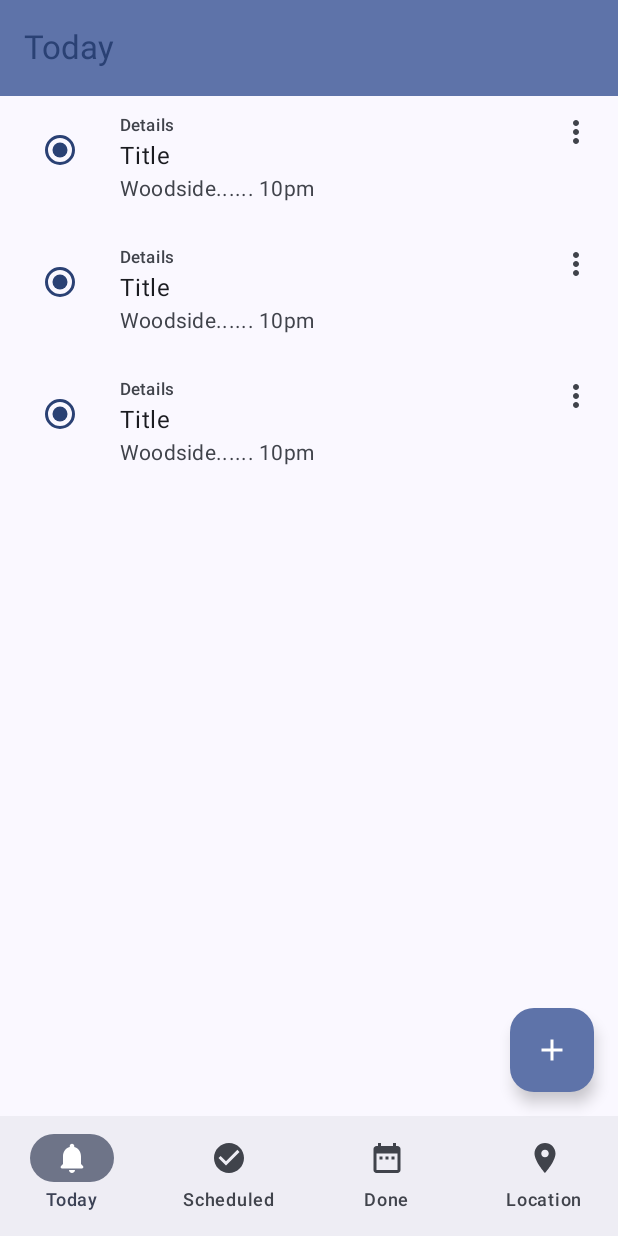
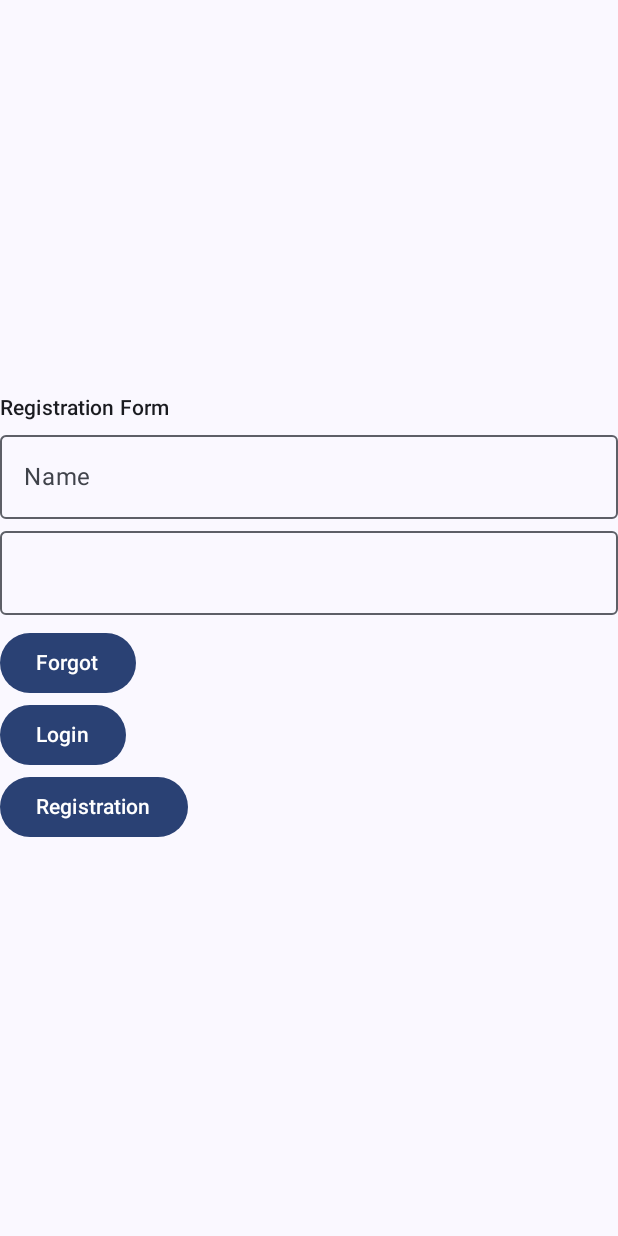
Before and after one commit to ipyton/TodoList, an Android app built with Jetpack Compose: the screen it shows after launch (MainActivity), on a phone screen of 412 x 824 dp. Run offline under Robolectric (Android 15) with nearby library versions, the phone set to English and light mode, and no system bars.

Commit message:
add contents for forget/registration navigation.

```diff
--- a/app/src/main/java/com/example/myapplication/MainActivity.kt
+++ b/app/src/main/java/com/example/myapplication/MainActivity.kt
@@ -1,8 +1,6 @@
 package com.example.myapplication
 
-import android.location.Location
 import android.os.Bundle
-import android.provider.ContactsContract
 import androidx.activity.ComponentActivity
 import androidx.activity.compose.setContent
 import androidx.annotation.RequiresApi
@@ -56,25 +54,17 @@ import androidx.compose.material3.TextButton
 import androidx.compose.material3.TextField
 import androidx.compose.material3.rememberDatePickerState
 import androidx.compose.runtime.MutableState
-import androidx.compose.runtime.mutableIntStateOf
-import androidx.compose.runtime.remember
 import androidx.compose.ui.Alignment
-import androidx.compose.ui.graphics.vector.ImageVector
 import androidx.compose.ui.semantics.contentDescription
 import androidx.compose.ui.semantics.semantics
-import androidx.compose.ui.tooling.preview.PreviewParameter
 import androidx.compose.ui.window.Dialog
-import androidx.navigation.NavController
 import androidx.navigation.NavHostController
 import androidx.navigation.compose.NavHost
 import androidx.navigation.compose.composable
 
 import androidx.navigation.compose.rememberNavController
-import java.text.SimpleDateFormat
 import java.time.Instant
 import java.util.Calendar
-import java.util.Date
-import java.util.Locale
 
 
 class MainActivity : ComponentActivity() {
@@ -89,10 +79,32 @@ class MainActivity : ComponentActivity() {
                     modifier = Modifier.fillMaxSize(),
                     color = MaterialTheme.colorScheme.background
                 ) {
-                    ScaffoldExample()
+                    mainStage()
+
                 }
             }
         }
+    }
+}
+
+
+@Composable
+fun mainStage() {
+    val isLoggedIn = remember {
+        mutableStateOf(false)
+    }
+
+    val userName = remember {
+        mutableStateOf("")
+    }
+    val userAvatar = remember {
+        mutableStateOf("")
+    }
+    return if (isLoggedIn.value) {
+        ScaffoldExample()
+    }
+    else{
+        AccountPage(login = isLoggedIn)
     }
 }
 
@@ -126,15 +138,33 @@ fun MyNavigator(navController: NavHostController) {
     }
 }
 
+@Composable
+fun AccountPage(login:MutableState<Boolean>) {
+    var navigator = rememberNavController()
+    AccountNavigator(navigator, login)
+}
+
+@Composable
+fun AccountNavigator(navController: NavHostController, login:MutableState<Boolean>) {
+    NavHost(navController = navController, startDestination = "login") {
+        composable("login") {
+            FormEntry(navController, login = login)
+            }
+        composable("forget") { forgetPage(navController) }
+        composable("registration") { registrationPage(navController) }
+
+    }
+}
 
 
 
 
 
 
-@Preview
+
+
 @Composable
-fun FormEntry() {
+fun FormEntry(navController: NavHostController,login:MutableState<Boolean>) {
     var name by remember { mutableStateOf ("") }
     var surname by remember { mutableStateOf ("") }
 
@@ -160,12 +190,16 @@ fun FormEntry() {
                 .padding(bottom = 8.dp)
         )
 
-        Button(onClick = {  }) {
+        Button(onClick = { navController.navigate("forget") }) {
             Text("Forgot")
         }
 
-        Button(onClick = {  }) {
+        Button(onClick = { login.value = true
+                            }) {
             Text("Login")
+        }
+        Button(onClick = { navController.navigate("registration") }) {
+            Text("Registration")
         }
     }
 }
@@ -344,16 +378,19 @@ fun AddEvents(
 
 
 @Composable
-@Preview
-fun registerPage() {
+fun registrationPage(navController: NavHostController) {
+    Text(text = "this is registration page")
+}
 
+@Composable
+fun forgetPage(navController: NavHostController) {
+    Text(text = "this is forget page")
 }
 
 
 
 @OptIn(ExperimentalMaterial3Api::class)
 @Composable
-@Preview
 fun ScaffoldExample() {
     var presses by remember { mutableIntStateOf(0) }
     var selectedItem by remember { mutableIntStateOf(0) }
@@ -363,7 +400,7 @@ fun ScaffoldExample() {
     val done : ComposableFun = {  Icon(Icons.Filled.CheckCircle, contentDescription = "Done")}
     val today : ComposableFun = { Icon(Icons.Rounded.Notifications, contentDescription = "today") }
     val navController = rememberNavController()
-    val icons = listOf(today, done, scheduled, location)
+    val icons = listOf(today, scheduled, done, location)
     var showEventAdder= remember {
         mutableStateOf(false)
     }
@@ -453,20 +490,3 @@ fun ScaffoldExample() {
 }
 
 typealias ComposableFun = @Composable () -> Unit
-
-
-@Composable
-fun Greeting(name: String, modifier: Modifier = Modifier) {
-    Text(
-        text = "Hello $name!",
-        modifier = modifier
-    )
-}
-
-@Preview(showBackground = true)
-@Composable
-fun GreetingPreview() {
-    MyApplicationTheme {
-        Greeting("Android")
-    }
-}
```
